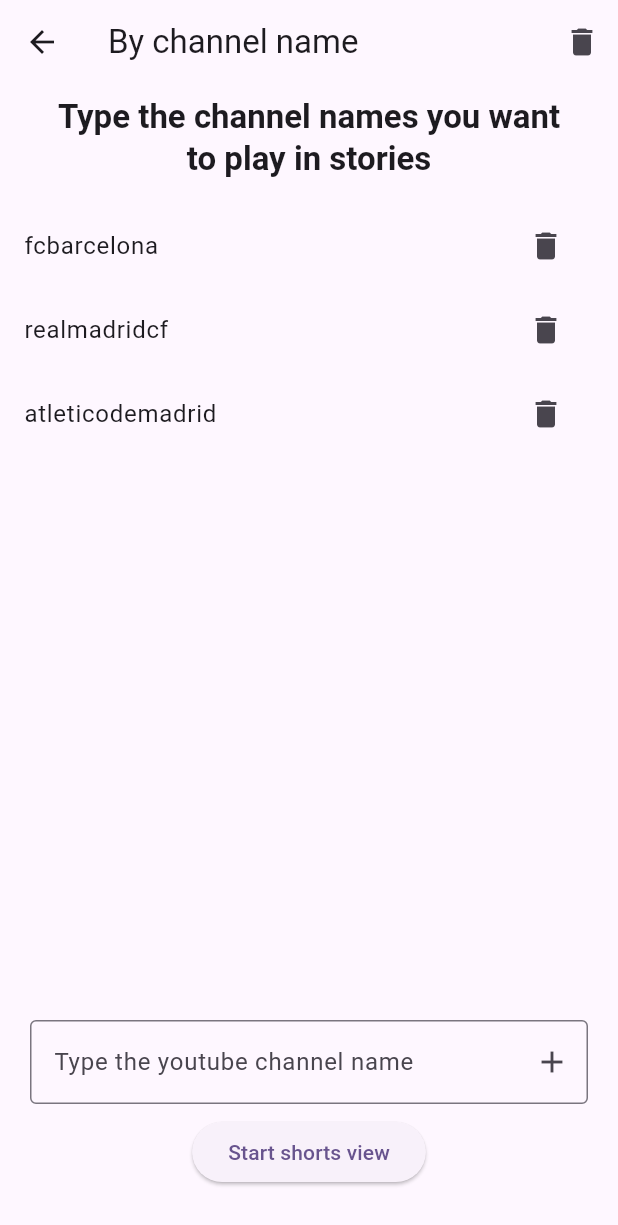
After one commit to igormidev/youtube_shorts, a Flutter app: the screen it shows after launch, after a tap on "By youtube multiple channel name", on a phone screen of 412 x 824 dp. The commit adds this screen. Shown: the top 1225 px of the screen. Run offline on Flutter 3.47's test engine with Material 3 defaults, Android fonts, the phone set to English and light mode, and no system bars; our stand-ins replace freezed_annotation, synchronized; missing offline and left inert: easy_isolate_mixin, enchanted_collection, media_kit, media_kit_video; network calls fail.

Commit message:
Initial version

```diff
--- a/example/lib/main.dart
+++ b/example/lib/main.dart
@@ -1,4 +1,5 @@
 import 'package:example/pages/shorts_by_channel_name.dart';
+import 'package:example/pages/shorts_by_multile_channels_name.dart';
 import 'package:example/pages/shorts_by_video_url.dart';
 import 'package:flutter/material.dart';
 import 'package:youtube_shorts/youtube_shorts.dart';
@@ -86,6 +87,19 @@ class SelectionPage extends StatelessWidget {
               },
               child: const Text('By youtube channel name'),
             ),
+            const SizedBox(height: 16),
+            ElevatedButton(
+              onPressed: () {
+                Navigator.of(context).push(
+                  MaterialPageRoute(
+                    builder: (context) {
+                      return const ShortsByMultileChannelsName();
+                    },
+                  ),
+                );
+              },
+              child: const Text('By youtube multiple channel name'),
+            ),
           ],
         ),
       ),
--- a/example/lib/pages/shorts_by_channel_name.dart
+++ b/example/lib/pages/shorts_by_channel_name.dart
@@ -91,7 +91,10 @@ class _ShortsByChannelNameState extends State<ShortsByChannelName> {
 
 class ShortsByChannelNameDisplay extends StatefulWidget {
   final String channelName;
-  const ShortsByChannelNameDisplay({super.key, required this.channelName});
+  const ShortsByChannelNameDisplay({
+    super.key,
+    required this.channelName,
+  });
 
   @override
   State<ShortsByChannelNameDisplay> createState() =>
--- /dev/null
+++ b/example/lib/pages/shorts_by_multile_channels_name.dart
@@ -0,0 +1,166 @@
+import 'package:flutter/material.dart';
+import 'package:youtube_shorts/youtube_shorts.dart';
+
+class ShortsByMultileChannelsName extends StatefulWidget {
+  const ShortsByMultileChannelsName({super.key});
+
+  @override
+  State<ShortsByMultileChannelsName> createState() =>
+      _ShortsByMultileChannelsNameState();
+}
+
+class _ShortsByMultileChannelsNameState
+    extends State<ShortsByMultileChannelsName> {
+  final GlobalKey<FormState> _formkey = GlobalKey<FormState>();
+
+  final TextEditingController _textEditingController = TextEditingController();
+
+  List<String> links = [
+    'fcbarcelona',
+    'realmadridcf',
+    'atleticodemadrid',
+  ];
+
+  @override
+  Widget build(BuildContext context) {
+    return Scaffold(
+      appBar: AppBar(
+        title: const Text('By channel name'),
+        actions: [
+          IconButton(
+            onPressed: () {
+              _textEditingController.clear();
+            },
+            icon: const Icon(Icons.delete),
+            tooltip: 'Clean field',
+          ),
+        ],
+      ),
+      body: Center(
+        child: Column(
+          children: [
+            const SizedBox(height: 8),
+            Text(
+              'Type the channel names you want\nto play in stories',
+              textAlign: TextAlign.center,
+              style: Theme.of(context).textTheme.titleLarge?.copyWith(
+                    fontWeight: FontWeight.w700,
+                  ),
+            ),
+            const SizedBox(height: 16),
+            Expanded(
+              child: ListView.builder(
+                itemCount: links.length,
+                itemBuilder: (context, index) {
+                  final String link = links[index];
+                  return ListTile(
+                    title: Text(link),
+                    trailing: IconButton(
+                      onPressed: () {
+                        links.remove(link);
+                        setState(() {});
+                      },
+                      icon: const Icon(Icons.delete),
+                    ),
+                  );
+                },
+              ),
+            ),
+            const SizedBox(height: 16),
+            Form(
+              key: _formkey,
+              child: Padding(
+                padding: const EdgeInsets.symmetric(horizontal: 20),
+                child: TextFormField(
+                  controller: _textEditingController,
+                  validator: (value) {
+                    if (value == null || value.isEmpty) {
+                      return 'Please enter some text';
+                    }
+
+                    return null;
+                  },
+                  decoration: InputDecoration(
+                    border: const OutlineInputBorder(),
+                    labelText: 'Type the youtube channel name',
+                    // labelText: 'Type the youtube channel name or id',
+                    suffixIcon: IconButton(
+                      onPressed: () {
+                        final isValid =
+                            _formkey.currentState?.validate() == true;
+                        if (isValid) {
+                          links.add(_textEditingController.text);
+                          setState(() {});
+                        }
+                      },
+                      icon: const Icon(Icons.add),
+                    ),
+                  ),
+                ),
+              ),
+            ),
+            const SizedBox(height: 8),
+            ElevatedButton(
+              onPressed: () {
+                if (links.isEmpty) return;
+
+                Navigator.of(context).push(
+                  MaterialPageRoute(
+                    builder: (context) {
+                      return ShortsByMultipleChannelNameDisplay(
+                        channelsName: links,
+                      );
+                    },
+                  ),
+                );
+              },
+              child: const Text('Start shorts view'),
+            ),
+            const SizedBox(height: 32),
+          ],
+        ),
+      ),
+    );
+  }
+}
+
+class ShortsByMultipleChannelNameDisplay extends StatefulWidget {
+  final List<String> channelsName;
+  const ShortsByMultipleChannelNameDisplay({
+    super.key,
+    required this.channelsName,
+  });
+
+  @override
+  State<ShortsByMultipleChannelNameDisplay> createState() =>
+      _ShortsByMultipleChannelNameDisplayState();
+}
+
+class _ShortsByMultipleChannelNameDisplayState
+    extends State<ShortsByMultipleChannelNameDisplay> {
+  late final ShortsController controller;
+
+  @override
+  void initState() {
+    super.initState();
+    controller = ShortsController(
+      youtubeVideoSourceController:
+          VideosSourceController.fromMultiYoutubeChannels(
+        channelsName: widget.channelsName,
+      ),
+    );
+  }
+
+  @override
+  Widget build(BuildContext context) {
+    return YoutubeShortsPage(
+      controller: controller,
+    );
+  }
+
+  @override
+  void dispose() {
+    controller.dispose();
+    super.dispose();
+  }
+}
--- a/example/pubspec.yaml
+++ b/example/pubspec.yaml
@@ -14,7 +14,6 @@ dependencies:
   youtube_shorts:
     path: '../'
   enchanted_collection: ^1.2.0
-  image_network: ^2.5.4+1
 
 dev_dependencies:
   flutter_test:
--- a/lib/src/logic/shorts_controller.dart
+++ b/lib/src/logic/shorts_controller.dart
@@ -19,7 +19,7 @@ class ShortsController extends ValueNotifier<ShortsState>
 
   /// * [youtubeVideoSourceController] controller can be one of two constructors:
   ///     1. [VideosSourceController.fromUrlList]
-  ///     2. [VideosSourceController.fromYoutubeChannel]
+  ///     2. [VideosSourceController.fromYoutubeChannelName]
   ///
   /// * If [startWithAutoplay] is true, the current focused video
   /// will start playing right after is dependencies are ready.
--- a/lib/src/source/impl_from_channel_name.dart
+++ b/lib/src/source/impl_from_channel_name.dart
@@ -1,6 +1,6 @@
 part of 'interface_videos_source_controller.dart';
 
-class VideosSourceControllerYoutubeChannel extends VideosSourceController {
+class VideosSourceFromYoutubeChannel extends VideosSourceController {
   @override
   final Map<int, VideoStats> _videos = {};
 
@@ -11,7 +11,7 @@ class VideosSourceControllerYoutubeChannel extends VideosSourceController {
   int _lastIndexAdded = 0;
   final bool onlyVerticalVideos;
 
-  VideosSourceControllerYoutubeChannel({
+  VideosSourceFromYoutubeChannel({
     required String channelName,
     this.onlyVerticalVideos = true,
   }) : _channelName = channelName;
@@ -45,7 +45,7 @@ class VideosSourceControllerYoutubeChannel extends VideosSourceController {
       isLast,
       innerIndex,
     ) async {
-      final video = value;
+      final Video video = value;
       final MuxedStreamInfo info = await getVideoInfoFromVideoModel(video);
 
       final VideoStats response = (videoData: video, hostedVideoInfo: info);
--- a/pubspec.yaml
+++ b/pubspec.yaml
@@ -1,6 +1,6 @@
 name: youtube_shorts
 description: A vertical youtube shorts player. Show youtube shorts videos by a list of urls or the target channel name.
-version: 2.1.0
+version: 2.1.2
 homepage: https://pub.dev/packages/youtube_shorts
 repository: https://github.com/igormidev/youtube_shorts
 issue_tracker: https://github.com/igormidev/youtube_shorts/issues
```
Also changed, not shown: example/lib/pages/shorts_by_video_url.dart (+22 -3 lines), lib/src/source/impl_from_multiple_channels_name.dart (added, +68 -0 lines), lib/src/source/interface_videos_source_controller.dart (+9 -1 lines), lib/src/ui/youtube_shorts_horizontal_stories_section.dart (+8 -1 lines), example/pubspec.lock, 3 other files.
